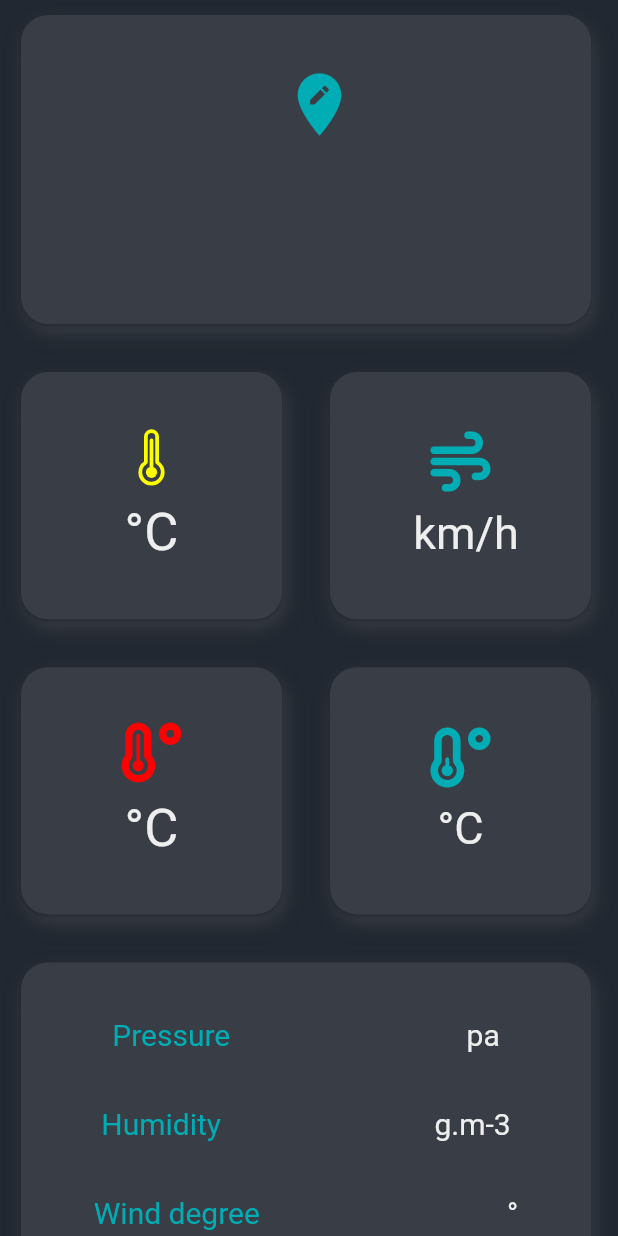
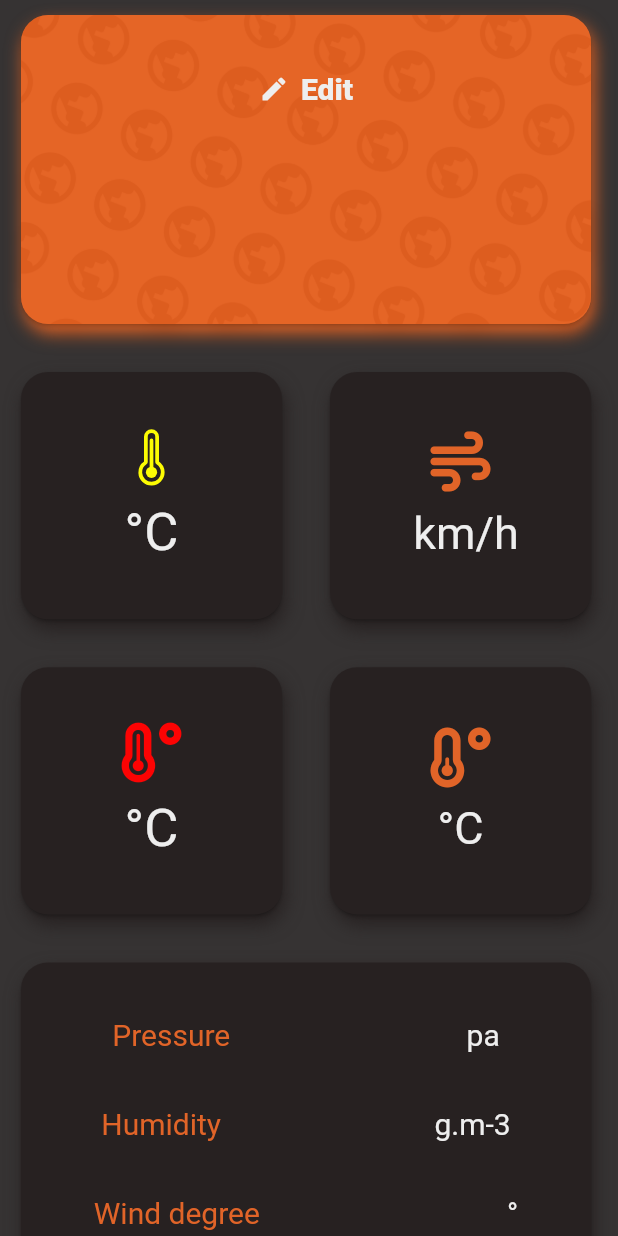
Before and after one commit to GPSxtreme/weather_app, a Flutter app: the home screen opened directly with empty values, on a phone screen of 412 x 824 dp. Run offline on Flutter 3.47's test engine with Material 2 defaults, Android fonts, the phone set to English and light mode, and no system bars; drawn by our look-alikes of auto_size_text, drop_shadow; our stand-ins replace flutter_spinkit, font_awesome_flutter, google_fonts, hexcolor, ionicons; network calls fail; Roboto replaces fonts that are missing (Sarabun, Signika); statements that could not run were skipped.

Commit message:
updated home screen ui

```diff
--- a/lib/pages/home.dart
+++ b/lib/pages/home.dart
@@ -7,6 +7,8 @@ import 'package:ionicons/ionicons.dart';
 import 'package:drop_shadow/drop_shadow.dart';
 import 'package:font_awesome_flutter/font_awesome_flutter.dart';
 import 'package:auto_size_text/auto_size_text.dart';
+import 'package:url_launcher/url_launcher.dart';
+
 class home extends StatefulWidget {
   const home({Key? key}) : super(key: key);
 
@@ -16,17 +18,22 @@ class home extends StatefulWidget {
 
 class _homeState extends State<home> {
   Map data = {};
-  String bC = '222831';
-  String hC = '00ADB5';
+  String bC = '363333';
+  String hC = 'E16428';
   String fC = 'EEEEEE';
-  String cC = '393E46';
+  String cC = '272121';
+  String mCC ='E16428';
+  final Uri url = Uri.parse("https://github.com/GPSxtreme");
+  void _launchUrl() async {
+    await launchUrl(url);
+  }
   @override
   Widget build(BuildContext context) {
     data = data.isNotEmpty? data: ModalRoute.of(context)?.settings.arguments as Map;
     Size size = MediaQuery.of(context).size;
     double n = 4.5;
     if(data['windGust'] != 'Not available'){
-      n = 2.2;
+      n = 2.4;
     }
     return Scaffold(
       backgroundColor: HexColor(bC),
@@ -41,10 +48,20 @@ class _homeState extends State<home> {
                   opacity: 1,
                   spread: 1,
                   child: Card(
+                    semanticContainer: true,
                     shape: const RoundedRectangleBorder(
                       borderRadius: BorderRadius.all(Radius.circular(18))
                     ),
-                    color: HexColor(cC),
+                    color: HexColor(mCC),
+                    child: Container(
+                      decoration: BoxDecoration(
+                        borderRadius: BorderRadius.circular(18),
+                        image: DecorationImage(
+                          image: AssetImage('assets/main_card.png'),
+                          opacity: 0.3,
+                          fit: BoxFit.cover
+                        ),
+                      ),
                       child: SizedBox(
                         height: size.height/4,
                         width: size.width,
@@ -52,18 +69,16 @@ class _homeState extends State<home> {
                             child:
                             Column(
                               mainAxisAlignment: MainAxisAlignment.center,
-                            children: <Widget>[
-                              Column(
-                                mainAxisAlignment: MainAxisAlignment.center,
                               crossAxisAlignment: CrossAxisAlignment.center,
                               children: <Widget>[
-                                  IconButton(
-                                      onPressed: (){
+                                TextButton.icon(onPressed:(){
                                         Navigator.pushNamed(context,'/location');
                                           },
-                                      icon: Icon(Icons.edit_location,size: 50,color: HexColor(hC),)
+                                        icon: Icon(Icons.edit,size: 20,color: HexColor(fC),),
+                                        label: Text('Edit',style: GoogleFonts.sarabun(
+                                          textStyle: TextStyle(fontSize: 20,color: HexColor(fC),fontWeight: FontWeight.w900)
+                                        ),),
                                     ),
-                                  SizedBox(height: 10,),
                                     ConstrainedBox(
                                       constraints:BoxConstraints(
                                         minWidth: size.width/5,
@@ -72,24 +87,25 @@ class _homeState extends State<home> {
                                         maxHeight: size.height/10,
                                       ),
                                       child: AutoSizeText(
-                                      data['cityName'],style:GoogleFonts.righteous(
-                                        textStyle:TextStyle(fontSize: 40,color: HexColor(hC))
+                                        data['cityName'],style:GoogleFonts.pacifico(
+                                          textStyle:TextStyle(fontSize: 40,color: HexColor('#8a1500'),)
                                       ),
                                         maxFontSize: 60,
-                                      minFontSize: 20,
+                                        minFontSize: 15,
                                         maxLines: 1,
                                       ),
                                     ),
-                                ],
+                                Text(data['desc'].toString().toUpperCase(),style: GoogleFonts.sarabun(
+                                    textStyle: TextStyle(fontSize: 20,color: HexColor(fC),fontWeight: FontWeight.w900)
                                   ),
-                              SizedBox(height: 10,),
-                              Text(data['desc'],style: GoogleFonts.sarabun(
-                                textStyle: TextStyle(fontSize: 30,color: HexColor(fC))
-                              ),)
+                                ),
+                                SizedBox(height: 15,),
                               ],
                             )
                         ),
                       ),
+                    )
+
                   ),
                 ),//main city and desc
               Expanded(
@@ -306,7 +322,8 @@ class _homeState extends State<home> {
                                       SizedBox(width: size.width/n,),
                                       Text(data['windGust'].toString(),style: GoogleFonts.signika(
                                           textStyle: TextStyle(fontSize: 20,color: HexColor(fC))
-                                      ) )
+                                        )
+                                      ),
                                     ],
                                   ),//wind gust
                                 ],
@@ -314,6 +331,36 @@ class _homeState extends State<home> {
                             ),
                           ),
                         ),
+                      ),
+                      DropShadow(
+                          offset: const Offset(2,6),
+                          opacity: 1,
+                          spread: 1,
+                          child: Card(
+                            shape: const RoundedRectangleBorder(
+                                borderRadius: BorderRadius.all(Radius.circular(18))
+                            ),
+                            color: HexColor(cC),
+                            child: SizedBox(
+                              width: size.width,
+                              height: size.height/9,
+                              child: Row(
+                                mainAxisAlignment: MainAxisAlignment.center,
+                                children: <Widget>[
+                                  Row(
+                                    children: <Widget>[
+                                      Text('Made by'.toUpperCase(),style: TextStyle(fontWeight: FontWeight.w800,letterSpacing: 2,color: HexColor(hC)),),
+                                      TextButton(
+                                        onPressed: _launchUrl,
+                                        child: Text('GPSxtreme',style: TextStyle(fontWeight: FontWeight.w800,letterSpacing: 1.2,color: HexColor(hC),fontSize: 16)),
+                                      )
+                                    ],
+                                  ),
+                                  SizedBox(height: 40,),
+                                ],
+                              ),
+                            ),
+                          )
                       ),
                     ],
                   ),
@@ -323,7 +370,6 @@ class _homeState extends State<home> {
           ),
         ),
       ),
-
     );
   }
 }
@@ -340,3 +386,4 @@ class _homeState extends State<home> {
 // Text('Wind speed: '+data['windSpeed'].toString()+' km/h'),
 // Text('Wind degree: '+data['windDeg'].toString()+'°'),
 // Text('Wind gust: '+data['windGust'].toString()),
+//methods
--- a/pubspec.yaml
+++ b/pubspec.yaml
@@ -43,6 +43,7 @@ dependencies:
   font_awesome_flutter: ^10.1.0
   auto_size_text: ^3.0.0
   draggable_floating_action_button: ^0.0.5
+  url_launcher: ^6.1.3
 
 dev_dependencies:
   flutter_test:
@@ -67,9 +68,8 @@ flutter:
   uses-material-design: true
 
   # To add assets to your application, add an assets section, like this:
-  # assets:
-  #   - images/a_dot_burr.jpeg
-  #   - images/a_dot_ham.jpeg
+  assets:
+   - assets/
 
   # An image asset can refer to one or more resolution-specific "variants", see
   # https://flutter.dev/assets-and-images/#resolution-aware
```
Also changed, not shown: assets/main_card.png (added), pubspec.lock, 1 other file. Lines whose indentation alone changed are shown as unchanged.
